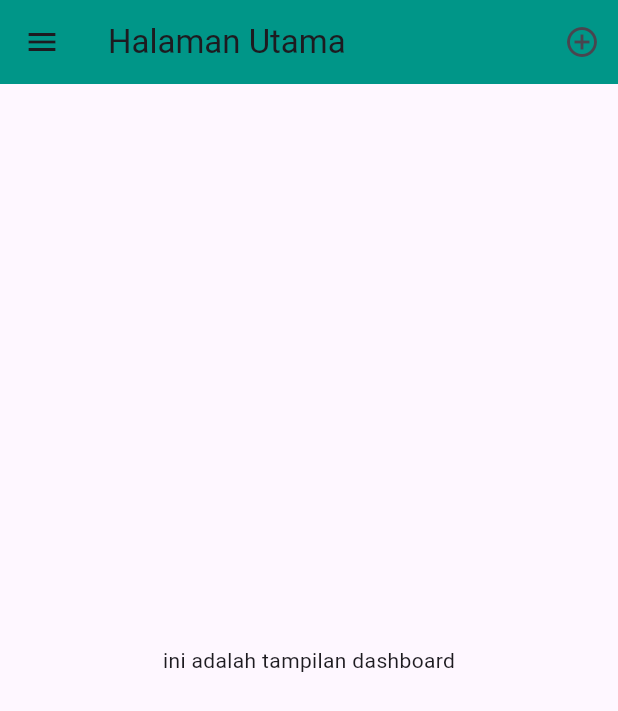
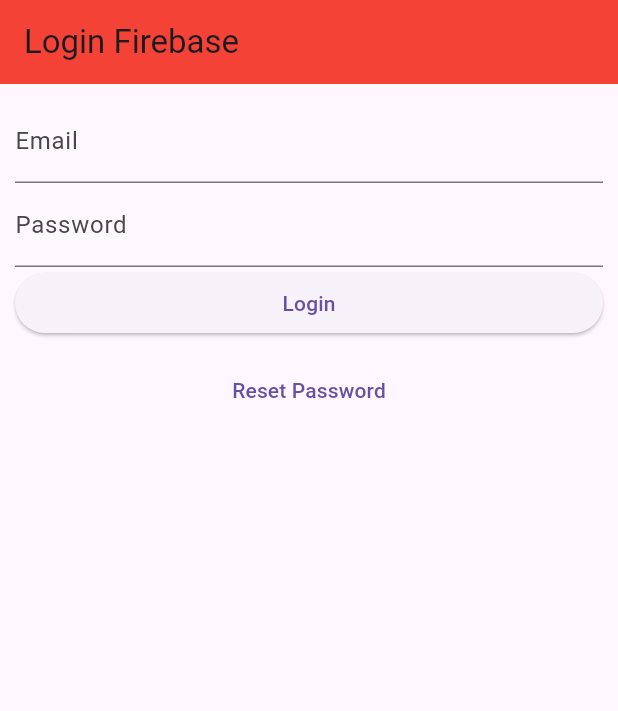
Before and after one commit to Rizkyrayhan/project_riverpod, a Flutter app: the screen it shows after launch, on a phone screen of 412 x 824 dp. Shown: the top 711 px of the screen. Run offline on Flutter 3.47's test engine with Material 3 defaults, Android fonts, the phone set to English and light mode, and no system bars; our stand-ins replace cloud_firestore, firebase_core, flutter_riverpod; accounts and stored records are empty.

Commit message:
added input email and password

```diff
--- a/lib/main.dart
+++ b/lib/main.dart
@@ -1,6 +1,7 @@
 import 'package:firebase_core/firebase_core.dart';
 import 'package:flutter/material.dart';
 import 'package:flutter_riverpod/flutter_riverpod.dart';
+import 'package:project_riverpod/screens/auth/login_screen.dart';
 import 'package:project_riverpod/screens/home/home_screen.dart';
 
 void main() async {
@@ -18,7 +19,7 @@ class MyApp extends StatelessWidget {
       child: MaterialApp(
         title: "Project Riverpod",
         debugShowCheckedModeBanner: false,
-        home: HomeScreen(),
+        home: LoginScreen(),
       ),
     );
   }
--- /dev/null
+++ b/lib/screens/auth/login_screen.dart
@@ -0,0 +1,36 @@
+import 'package:flutter/material.dart';
+import 'package:flutter_riverpod/flutter_riverpod.dart';
+
+class LoginScreen extends ConsumerStatefulWidget {
+  const LoginScreen({super.key});
+
+  @override
+  ConsumerState<ConsumerStatefulWidget> createState() => _LoginScreenState();
+}
+
+class _LoginScreenState extends ConsumerState<LoginScreen> {
+  @override
+  Widget build(BuildContext context) {
+    return Scaffold(
+      appBar: AppBar(
+        title: Text("Login Firebase"),
+        backgroundColor: Colors.red,
+      ),
+      body: Padding(
+        padding: EdgeInsets.all(10),
+        child: ListView(
+          children: [
+            TextField(decoration: InputDecoration(labelText: "Email")),
+            TextField(
+              decoration: InputDecoration(labelText: "Password"),
+              obscureText: true,
+            ),
+            ElevatedButton(onPressed: () {}, child: Text("Login")),
+            SizedBox(height: 10),
+            TextButton(onPressed: () {}, child: Text("Reset Password")),
+          ],
+        ),
+      ),
+    );
+  }
+}
```
Also changed, not shown: lib/providers/mahasiswa_provider.dart (+17 -0 lines), lib/screens/mahasiswa/mahasiswa_update_screen.dart (+23 -2 lines).
